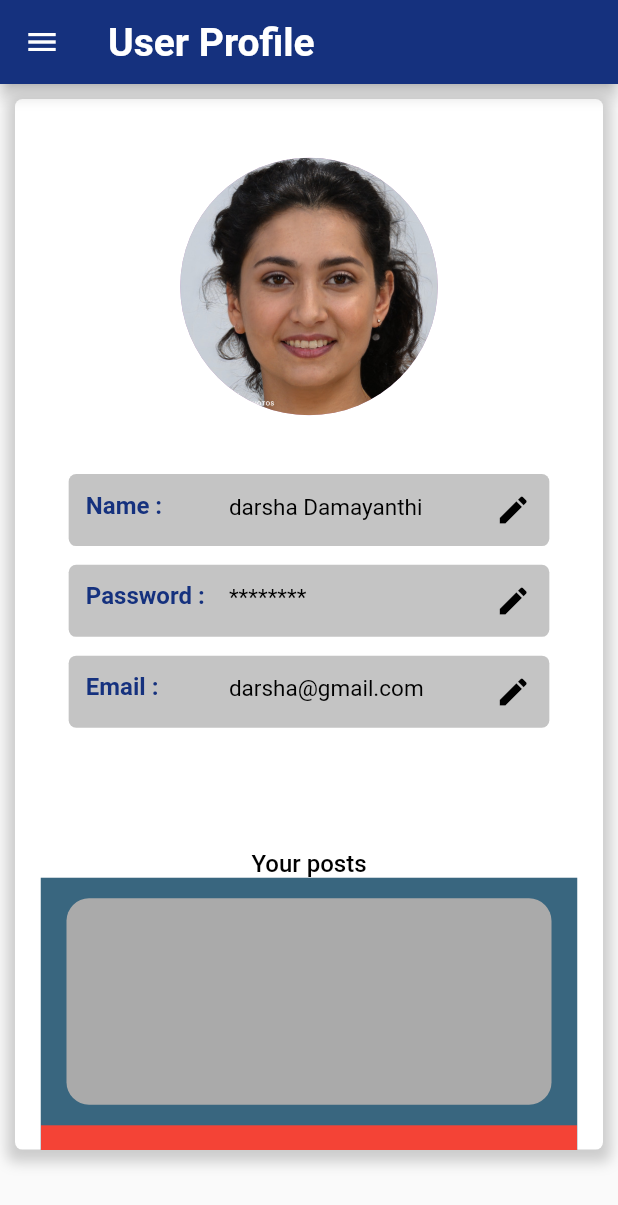
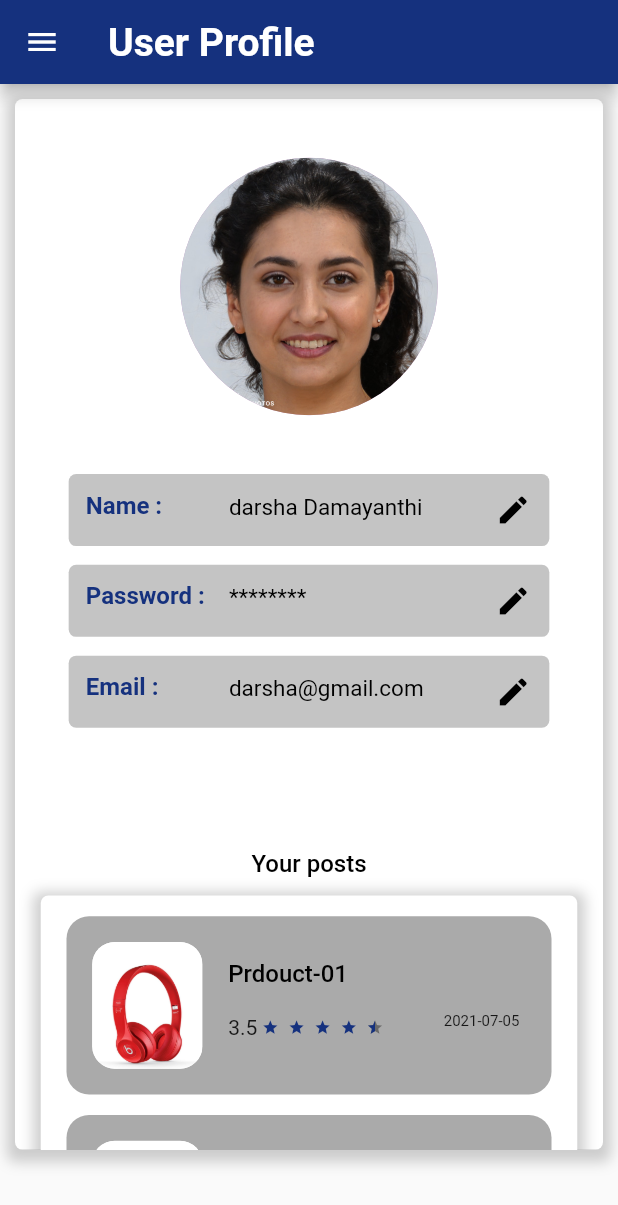
Before and after one commit to dev-stream-lk/reviewia-mobile, a Flutter app: the ProfilePage screen opened directly, on a phone screen of 412 x 824 dp. Shown: the top 1205 px of the screen. Run offline on Flutter 3.47's test engine with Material 2 defaults, Android fonts, the phone set to English and light mode, and no system bars; drawn by our look-alikes of flutter_rating_bar; our stand-ins replace font_awesome_flutter, material_floating_search_bar; missing offline and left inert: find_dropdown.

Commit message:
older posts updated

```diff
--- /dev/null
+++ b/lib/components/post_on_profile.dart
@@ -0,0 +1,110 @@
+import 'package:flutter/material.dart';
+import 'package:flutter_rating_bar/flutter_rating_bar.dart';
+import 'package:reviewia/constrains/constrains.dart';
+
+class PostsOnProfile extends StatelessWidget {
+  const PostsOnProfile({
+    Key? key,
+  }) : super(key: key);
+
+  @override
+  Widget build(BuildContext context) {
+    return Container(
+      margin: EdgeInsets.only(left: MediaQuery.of(context).size.width * 15 / 360,right:MediaQuery.of(context).size.width * 15 / 360,),
+      height: MediaQuery.of(context).size.height * 95 / 659,
+      decoration: BoxDecoration(
+        color: Color(0xFFAAAAAA),
+        borderRadius: BorderRadius.only(
+            topLeft: Radius.circular(15),
+            topRight: Radius.circular(15),
+            bottomLeft: Radius.circular(15),
+            bottomRight: Radius.circular(15)),
+      ),
+      child: Row(
+        children: [
+          Expanded(
+            flex:3,
+            child: Container(
+              margin: EdgeInsets.only(top: MediaQuery.of(context).size.width * 15 / 360,bottom:MediaQuery.of(context).size.width * 15 / 360,right: MediaQuery.of(context).size.width * 15 / 360,left:MediaQuery.of(context).size.width * 15 / 360,),
+              decoration: BoxDecoration(
+                image: DecorationImage(
+                  image: AssetImage('images/product_one.jpg'),
+                  fit: BoxFit.cover,
+                ),
+                borderRadius: BorderRadius.only(
+                    topLeft: Radius.circular(15),
+                    topRight: Radius.circular(15),
+                    bottomLeft: Radius.circular(15),
+                    bottomRight: Radius.circular(15)),
+                color: Colors.white,
+              ) ,
+            ),
+          ),
+          Expanded(
+              flex:4,
+              child: Container(
+                // color: Colors.red,
+                child: Column(
+                  crossAxisAlignment: CrossAxisAlignment.center,
+                  mainAxisAlignment: MainAxisAlignment.spaceAround,
+                  children: [
+                    Expanded(
+                      flex:2,
+                      child: Center(
+                        child: Container(
+                          margin: EdgeInsets.only(top: MediaQuery.of(context).size.height * 15/692),
+                          width: double.infinity,
+                          // color: Colors.orange,
+                          child: Text("Prdouct-01",style: KPostCard,),
+                        ),
+                      ),
+                    ),
+                    Expanded(
+                      flex:2,
+                      child: Container(
+                        // color: Colors.white,
+                        margin: EdgeInsets.only(bottom: MediaQuery.of(context).size.height * 25/692 ),
+                        child: Row(
+                          children: [
+                            Text('3.5'),
+                            RatingBar.builder(
+                              initialRating: 4.5,
+                              minRating: 1,
+                              direction: Axis.horizontal,
+                              allowHalfRating: true,
+                              itemCount: 5,
+                              itemSize: MediaQuery.of(context).size.width*10/360,
+                              itemPadding:
+                              EdgeInsets.symmetric(horizontal: 3.0),
+                              itemBuilder: (context, _) => Icon(
+                                Icons.star,
+                                color: Kcolor,
+                              ),
+                              onRatingUpdate: (rating) {
+
+                              },
+                            ),
+                          ],
+                        ),
+                      ),
+                    ),
+                  ],
+                ),
+              )
+          ),
+          Expanded(
+            flex:2,
+            child: Container(
+              margin: EdgeInsets.only(top: MediaQuery.of(context).size.height*18/692),
+              child: Text("2021-07-05",style: TextStyle(
+                fontSize: 10,
+              ),),
+              // color: Colors.yellow,
+            ),
+          ),
+        ],
+      ),
+
+    );
+  }
+}
--- a/lib/screens/profile_page.dart
+++ b/lib/screens/profile_page.dart
@@ -1,5 +1,8 @@
+import 'package:flutter/cupertino.dart';
 import 'package:flutter/material.dart';
+import 'package:flutter_rating_bar/flutter_rating_bar.dart';
 import 'package:reviewia/components/form_feild.dart';
+import 'package:reviewia/components/post_on_profile.dart';
 import 'package:reviewia/constrains/constrains.dart';
 
 class ProfilePage extends StatefulWidget {
@@ -133,8 +136,9 @@ class _ProfilePageState extends State<ProfilePage> {
                 ),
               ),
               Container(
+
                 // width: double.infinity,
-                // padding: EdgeInsets.only(left:MediaQuery.of(context).),
+                margin: EdgeInsets.only(bottom:MediaQuery.of(context).size.height*10/692),
                 // color: Colors.blueGrey,
                   child: Text(
                 "Your posts",
@@ -142,44 +146,40 @@ class _ProfilePageState extends State<ProfilePage> {
                     style: KPostCard,
               )),
               Container(
+                decoration: BoxDecoration(
+                  // color: Colors.cyan,
+                  color: Colors.white,
+                  borderRadius: BorderRadius.all(Radius.circular(5)),
+                  boxShadow: [
+                    BoxShadow(
+                      color: Colors.grey.withOpacity(0.5),
+                      spreadRadius: 5,
+                      blurRadius: 7,
+                      offset: Offset(0, 3), // changes position of shadow
+                    ),
+                  ],
+                ),
                 width: double.infinity,
                 margin: EdgeInsets.only(left: MediaQuery.of(context).size.width * 15 / 360,right:MediaQuery.of(context).size.width * 15 / 360,),
                 // margin: EdgeInsets.only(top: MediaQuery.of(context).size.height * 15 / 659,),
-                height: MediaQuery.of(context).size.height * 150 / 659,
-                color: Color(0xFF39667F),
+                height: MediaQuery.of(context).size.height * 105*3/692,
+                // color: Color(0xFF39667F),
                 child: SingleChildScrollView(
                   child: Column(
                     children: [
                       SizedBox(
                         height: MediaQuery.of(context).size.height * 11 / 659,
                       ),
-                      Container(
-                        margin: EdgeInsets.only(left: MediaQuery.of(context).size.width * 15 / 360,right:MediaQuery.of(context).size.width * 15 / 360,),
-                        height: MediaQuery.of(context).size.height * 110 / 659,
-                        decoration: BoxDecoration(
-                          color: Color(0xFFAAAAAA),
-                          borderRadius: BorderRadius.only(
-                              topLeft: Radius.circular(15),
-                              topRight: Radius.circular(15),
-                              bottomLeft: Radius.circular(15),
-                              bottomRight: Radius.circular(15)),
-                        ),
-                        child: Row(
-                          children: [
-                            Container(
-                              color:Colors.blueGrey,
-                            )
-                          ],
-                        ),
-
-                      ),
+                      PostsOnProfile(),
                       SizedBox(
                         height: MediaQuery.of(context).size.height * 11 / 659,
                       ),
-                      Container(
-                        height: MediaQuery.of(context).size.height * 110 / 659,
-                        color: Colors.red,
-                      )
+                      PostsOnProfile(),
+                      SizedBox(
+                        height: MediaQuery.of(context).size.height * 11 / 659,
+                      ),
+                      PostsOnProfile(),
+
                     ],
                   ),
                 ),
@@ -192,6 +192,8 @@ class _ProfilePageState extends State<ProfilePage> {
   }
 }
 
+
+
 String onChanged(val) {
   print(val);
   return (val);
```
